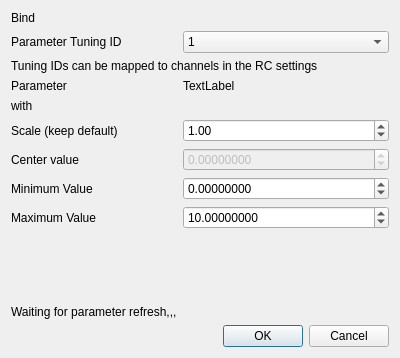
This is src/ui/QGCMapRCToParamDialog.ui in andychen183/Sunkist1.0 as Qt 5 draws it before an edit. The edited form follows.
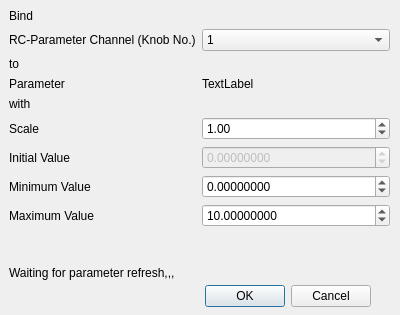
This is the edited form.

Patch:
```diff
--- a/src/ui/QGCMapRCToParamDialog.ui
+++ b/src/ui/QGCMapRCToParamDialog.ui
@@ -7,14 +7,37 @@
     <x>0</x>
     <y>0</y>
     <width>400</width>
-    <height>358</height>
+    <height>315</height>
    </rect>
   </property>
   <property name="windowTitle">
    <string>Dialog</string>
   </property>
-  <layout class="QVBoxLayout" name="verticalLayout">
-   <item>
+  <widget class="QDialogButtonBox" name="buttonBox">
+   <property name="geometry">
+    <rect>
+     <x>30</x>
+     <y>280</y>
+     <width>341</width>
+     <height>32</height>
+    </rect>
+   </property>
+   <property name="orientation">
+    <enum>Qt::Horizontal</enum>
+   </property>
+   <property name="standardButtons">
+    <set>QDialogButtonBox::Cancel|QDialogButtonBox::Ok</set>
+   </property>
+  </widget>
+  <widget class="QWidget" name="formLayoutWidget">
+   <property name="geometry">
+    <rect>
+     <x>9</x>
+     <y>9</y>
+     <width>381</width>
+     <height>271</height>
+    </rect>
+   </property>
     <layout class="QFormLayout" name="formLayout">
      <property name="fieldGrowthPolicy">
       <enum>QFormLayout::AllNonFixedFieldsGrow</enum>
@@ -29,7 +52,7 @@
      <item row="1" column="0">
       <widget class="QLabel" name="rcParamChannelInfoLabel">
        <property name="text">
-        <string>Parameter Tuning ID</string>
+       <string>RC-Parameter Channel (Knob No.)</string>
        </property>
       </widget>
      </item>
@@ -58,6 +81,13 @@
        </item>
       </widget>
      </item>
+    <item row="2" column="0">
+     <widget class="QLabel" name="label2">
+      <property name="text">
+       <string>to</string>
+      </property>
+     </widget>
+    </item>
      <item row="3" column="0">
       <widget class="QLabel" name="paramIdInfoLabel">
        <property name="text">
@@ -82,7 +112,7 @@
      <item row="5" column="0">
       <widget class="QLabel" name="scaleInfoLabel">
        <property name="text">
-        <string>Scale (keep default)</string>
+       <string>Scale</string>
        </property>
       </widget>
      </item>
@@ -96,7 +126,7 @@
      <item row="6" column="0">
       <widget class="QLabel" name="value0InfoLabel">
        <property name="text">
-        <string>Center value</string>
+       <string>Initial Value</string>
        </property>
       </widget>
      </item>
@@ -182,26 +212,8 @@
        </property>
       </spacer>
      </item>
-     <item row="2" column="0" colspan="2">
-      <widget class="QLabel" name="label2">
-       <property name="text">
-        <string>Tuning IDs can be mapped to channels in the RC settings</string>
-       </property>
-      </widget>
-     </item>
-    </layout>
-   </item>
-   <item>
-    <widget class="QDialogButtonBox" name="buttonBox">
-     <property name="orientation">
-      <enum>Qt::Horizontal</enum>
-     </property>
-     <property name="standardButtons">
-      <set>QDialogButtonBox::Cancel|QDialogButtonBox::Ok</set>
-     </property>
-    </widget>
-   </item>
-  </layout>
+   </layout>
+  </widget>
  </widget>
  <resources/>
  <connections>
```
Lines whose indentation alone changed are shown as unchanged.
